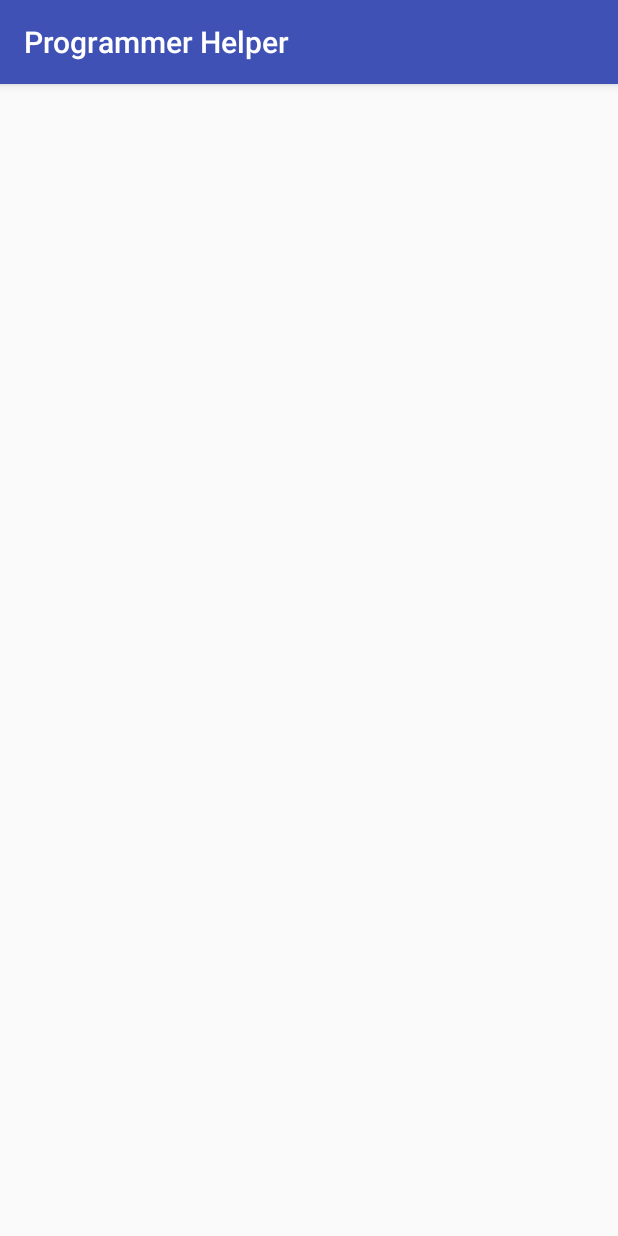
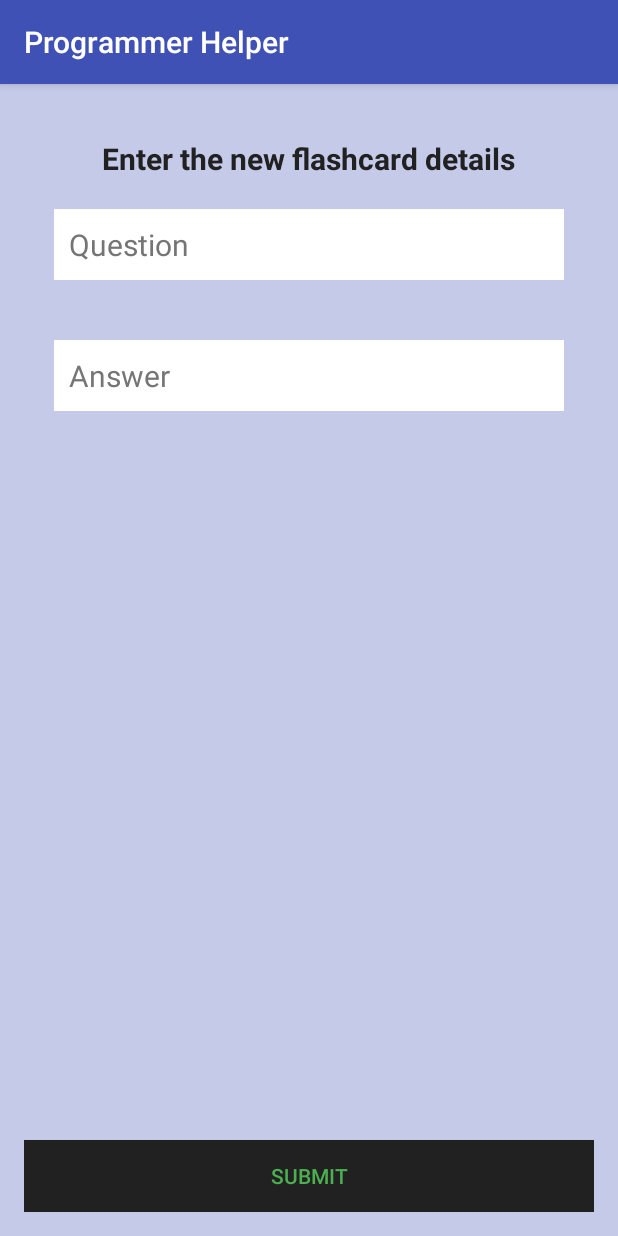
Before and after one commit to yqedan/ProgrammerHelper, an Android app: the NewFlashcardActivity screen opened directly, with no data from a screen before it, on a phone screen of 412 x 824 dp. Run offline under Robolectric (Android 15) with nearby library versions, the phone set to English and light mode, and no system bars; our stand-ins replace ButterKnife, Firebase (no records; nobody signed in at launch, a user with empty details on screens opened directly); libraries missing offline, so code that uses them is left out: org.parceler.

Commit message:
add ability to add flashcards to user created topics

```diff
--- a/app/src/main/AndroidManifest.xml
+++ b/app/src/main/AndroidManifest.xml
@@ -45,11 +45,7 @@
             android:screenOrientation="portrait" />
         <activity
             android:name=".ui.NewFlashcardActivity"
-            android:screenOrientation="portrait">
-            <meta-data
-                android:name="android.support.PARENT_ACTIVITY"
-                android:value="com.yusuf.programmerhelper.ui.FlashcardsActivity" />
-        </activity>
+            android:screenOrientation="portrait" />
     </application>
 
 </manifest>
--- a/app/src/main/java/com/yusuf/programmerhelper/ui/NewFlashcardActivity.java
+++ b/app/src/main/java/com/yusuf/programmerhelper/ui/NewFlashcardActivity.java
@@ -1,15 +1,61 @@
 package com.yusuf.programmerhelper.ui;
 
+import android.content.Intent;
 import android.os.Bundle;
 import android.support.v7.app.AppCompatActivity;
+import android.view.View;
+import android.widget.Button;
+import android.widget.EditText;
 
+import com.google.firebase.auth.FirebaseAuth;
+import com.google.firebase.database.FirebaseDatabase;
 import com.yusuf.programmerhelper.R;
+import com.yusuf.programmerhelper.models.Flashcard;
 
-public class NewFlashcardActivity extends AppCompatActivity {
+import org.parceler.Parcels;
+
+import java.util.ArrayList;
+import java.util.List;
+
+import butterknife.Bind;
+import butterknife.ButterKnife;
+
+public class NewFlashcardActivity extends AppCompatActivity implements View.OnClickListener {
+    @Bind(R.id.new_flashcard_button) Button mNewFlashcardButton;
+    @Bind(R.id.flashcard_question) EditText mFlashcardQuestion;
+    @Bind(R.id.flashcard_answer) EditText mFlashcardAnswer;
 
     @Override
     protected void onCreate(Bundle savedInstanceState) {
         super.onCreate(savedInstanceState);
         setContentView(R.layout.activity_new_flashcard);
+        ButterKnife.bind(this);
+        mNewFlashcardButton.setOnClickListener(this);
+    }
+
+    @Override
+    public void onClick(View v) {
+        Intent intent = getIntent();
+        String pushId = intent.getStringExtra("topicId");
+        String question = mFlashcardQuestion.getText().toString();
+        String answer = mFlashcardAnswer.getText().toString();
+        List <Flashcard> flashcards = Parcels.unwrap(intent.getParcelableExtra("flashcards"));
+        Flashcard flashcard = new Flashcard(question,answer);
+        if (flashcards == null){
+            flashcards = new ArrayList<>();
+        }
+        flashcards.add(flashcard);
+        String uid = FirebaseAuth.getInstance().getCurrentUser().getUid();
+        FirebaseDatabase.getInstance().getReference("users")
+                .child(uid)
+                .child("topics")
+                .child(pushId)
+                .child("flashcards")
+                .setValue(flashcards);
+
+        intent = new Intent();
+        intent.putExtra("flashcards",Parcels.wrap(flashcards));
+        setResult(RESULT_OK, intent);
+        finish();
     }
 }
--- a/app/src/main/java/com/yusuf/programmerhelper/ui/NewTopicActivity.java
+++ b/app/src/main/java/com/yusuf/programmerhelper/ui/NewTopicActivity.java
@@ -17,7 +17,7 @@ import butterknife.ButterKnife;
 
 public class NewTopicActivity extends AppCompatActivity implements View.OnClickListener{
 
-    @Bind(R.id.new_topic_button) Button newTopicButton;
+    @Bind(R.id.new_topic_button) Button mNewTopicButton;
     @Bind(R.id.topic_name) EditText mTopicName;
 
     @Override
@@ -26,7 +26,7 @@ public class NewTopicActivity extends AppCompatActivity implements View.OnClickL
         setContentView(R.layout.activity_new_topic);
         ButterKnife.bind(this);
         setTitle("New Topic");
-        newTopicButton.setOnClickListener(this);
+        mNewTopicButton.setOnClickListener(this);
     }
 
     private void newTopic(){
--- a/app/src/main/res/layout/activity_new_flashcard.xml
+++ b/app/src/main/res/layout/activity_new_flashcard.xml
@@ -8,6 +8,55 @@
     android:paddingLeft="@dimen/activity_horizontal_margin"
     android:paddingRight="@dimen/activity_horizontal_margin"
     android:paddingTop="@dimen/activity_vertical_margin"
-    tools:context="com.yusuf.programmerhelper.ui.NewFlashcardActivity">
+    tools:context="com.yusuf.programmerhelper.ui.NewFlashcardActivity"
+    android:background="@color/primary_light">
+
+    <TextView
+        android:id="@+id/new_flashcard_title"
+        android:layout_height="wrap_content"
+        android:layout_width="wrap_content"
+        android:text="Enter the new flashcard details"
+        android:textColor="@color/primary_text"
+        android:textSize="20dp"
+        android:textStyle="bold"
+        android:layout_centerHorizontal="true"
+        android:layout_marginTop="20dp"
+        />
+
+    <EditText
+        android:id="@+id/flashcard_question"
+        android:layout_width="match_parent"
+        android:layout_height="wrap_content"
+        android:layout_below="@id/new_flashcard_title"
+        android:background="@android:color/white"
+        android:hint="Question"
+        android:padding="10dp"
+        android:layout_margin="20dp"
+        android:textColor="@color/primary_text"
+        android:textColorHint="@color/secondary_text"
+        android:textSize="20sp" />
+
+    <EditText
+        android:id="@+id/flashcard_answer"
+        android:layout_width="match_parent"
+        android:layout_height="wrap_content"
+        android:layout_below="@id/flashcard_question"
+        android:background="@android:color/white"
+        android:hint="Answer"
+        android:padding="10dp"
+        android:layout_margin="20dp"
+        android:textColor="@color/primary_text"
+        android:textColorHint="@color/secondary_text"
+        android:textSize="20sp" />
+
+    <Button
+        android:id="@+id/new_flashcard_button"
+        android:text="Submit"
+        android:layout_width="match_parent"
+        android:layout_height="wrap_content"
+        android:layout_alignParentBottom="true"
+        android:layout_centerHorizontal="true"
+        android:textColor="@color/colorAccent"
+        android:background="@color/primary_text"/>
 
 </RelativeLayout>
```
Also changed, not shown: app/src/main/java/com/yusuf/programmerhelper/ui/FlashcardsActivity.java (+11 -2 lines).
